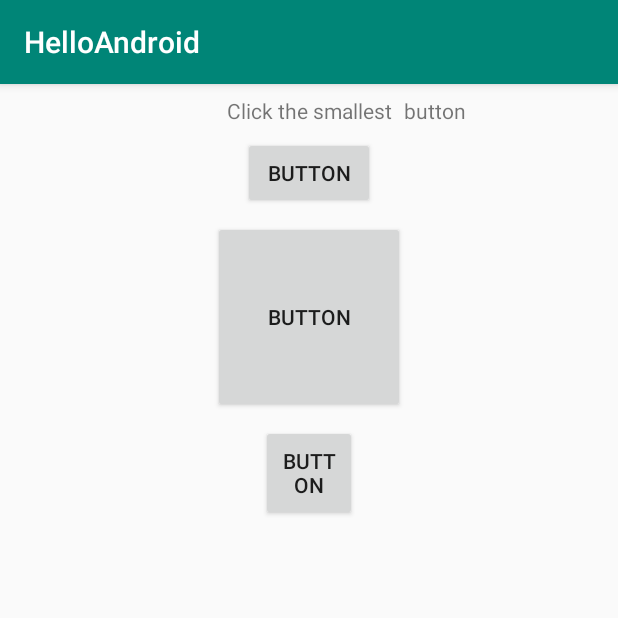
After one commit to eugencutic/HelloAndroid, an Android app: the FunnyActivity screen opened directly, with no data from a screen before it, on a phone screen of 412 x 824 dp, the top half of it. The commit adds this screen. Run offline under Robolectric (Android 15) with nearby library versions, the phone set to English and light mode, and no system bars.

Commit message:
week 5 - picasso, intents, activites basics

```diff
--- a/app/build.gradle
+++ b/app/build.gradle
@@ -26,4 +26,5 @@ dependencies {
     androidTestImplementation 'com.android.support.test:runner:1.0.2'
     androidTestImplementation 'com.android.support.test.espresso:espresso-core:3.0.2'
     implementation 'com.android.support:recyclerview-v7:28.0.0'
+    implementation 'com.squareup.picasso:picasso:2.71828'
 }
--- /dev/null
+++ b/app/src/main/java/com/cutic/eugen/helloandroid/week_5/FunnyActivity.java
@@ -0,0 +1,35 @@
+package com.cutic.eugen.helloandroid.week_5;
+
+import android.graphics.drawable.Drawable;
+import android.media.Image;
+import android.support.v7.app.AppCompatActivity;
+import android.os.Bundle;
+import android.view.View;
+import android.widget.ImageView;
+
+import com.cutic.eugen.helloandroid.R;
+
+public class FunnyActivity extends AppCompatActivity {
+
+    private ImageView mImageViewResult;
+
+    @Override
+    protected void onCreate(Bundle savedInstanceState) {
+        super.onCreate(savedInstanceState);
+        setContentView(R.layout.activity_funny);
+
+        mImageViewResult = findViewById(R.id.image_view_result);
+    }
+
+    public void btnSmallest(View view) {
+        Drawable check = getDrawable(android.R.drawable.checkbox_on_background);
+        mImageViewResult.setImageDrawable(check);
+        mImageViewResult.setVisibility(View.VISIBLE);
+    }
+
+    public void btnWrong(View view) {
+        Drawable wrong = getDrawable(android.R.drawable.ic_delete);
+        mImageViewResult.setImageDrawable(wrong);
+        mImageViewResult.setVisibility(View.VISIBLE);
+    }
+}
--- /dev/null
+++ b/app/src/main/res/layout/activity_funny.xml
@@ -0,0 +1,85 @@
+<?xml version="1.0" encoding="utf-8"?>
+<android.support.constraint.ConstraintLayout xmlns:android="http://schemas.android.com/apk/res/android"
+    xmlns:app="http://schemas.android.com/apk/res-auto"
+    xmlns:tools="http://schemas.android.com/tools"
+    android:layout_width="match_parent"
+    android:layout_height="match_parent"
+    tools:context=".week_5.FunnyActivity">
+
+    <TextView
+        android:id="@+id/text_view_challenge"
+        android:layout_width="wrap_content"
+        android:layout_height="wrap_content"
+        android:layout_marginStart="8dp"
+        android:layout_marginTop="8dp"
+        android:layout_marginEnd="8dp"
+        android:text="@string/click_smallest_button"
+        app:layout_constraintEnd_toEndOf="parent"
+        app:layout_constraintStart_toStartOf="parent"
+        app:layout_constraintTop_toTopOf="parent" />
+
+    <Button
+        android:id="@+id/button"
+        android:layout_width="wrap_content"
+        android:layout_height="wrap_content"
+        android:layout_marginStart="8dp"
+        android:layout_marginTop="8dp"
+        android:layout_marginEnd="8dp"
+        android:text="Button"
+        app:layout_constraintEnd_toEndOf="parent"
+        app:layout_constraintStart_toStartOf="parent"
+        app:layout_constraintTop_toBottomOf="@+id/text_view_challenge"
+        android:onClick="btnWrong"/>
+
+    <Button
+        android:id="@+id/button2"
+        android:layout_width="@dimen/space_XXL"
+        android:layout_height="@dimen/space_XXL"
+        android:layout_marginStart="8dp"
+        android:layout_marginTop="8dp"
+        android:layout_marginEnd="8dp"
+        android:text="Button"
+        app:layout_constraintEnd_toEndOf="parent"
+        app:layout_constraintStart_toStartOf="parent"
+        app:layout_constraintTop_toBottomOf="@+id/button"
+        android:onClick="btnWrong"/>
+
+    <Button
+        android:id="@+id/button3"
+        android:layout_width="@dimen/space_XL"
+        android:layout_height="@dimen/space_XL"
+        android:layout_marginStart="8dp"
+        android:layout_marginTop="8dp"
+        android:layout_marginEnd="8dp"
+        android:text="Button"
+        app:layout_constraintEnd_toEndOf="parent"
+        app:layout_constraintStart_toStartOf="parent"
+        app:layout_constraintTop_toBottomOf="@+id/button2"
+        android:onClick="btnWrong"/>
+
+    <TextView
+        android:id="@+id/text_view_smallest_button"
+        android:layout_width="wrap_content"
+        android:layout_height="wrap_content"
+        android:layout_marginStart="8dp"
+        android:layout_marginTop="8dp"
+        android:text="@string/button"
+        app:layout_constraintStart_toEndOf="@+id/text_view_challenge"
+        app:layout_constraintTop_toTopOf="parent"
+        android:onClick="btnSmallest"/>
+
+    <ImageView
+        android:id="@+id/image_view_result"
+        android:layout_width="wrap_content"
+        android:layout_height="wrap_content"
+        android:layout_marginStart="8dp"
+        android:layout_marginTop="8dp"
+        android:layout_marginEnd="8dp"
+        android:layout_marginBottom="8dp"
+        android:visibility="invisible"
+        app:layout_constraintBottom_toBottomOf="parent"
+        app:layout_constraintEnd_toEndOf="parent"
+        app:layout_constraintStart_toStartOf="parent"
+        app:layout_constraintTop_toBottomOf="@+id/button3"
+        app:srcCompat="@android:drawable/ic_delete" />
+</android.support.constraint.ConstraintLayout>
--- a/app/src/main/res/values/strings.xml
+++ b/app/src/main/res/values/strings.xml
@@ -22,5 +22,10 @@
     <string name="scroll_view_definition">ScrollView: A view group that allows the view hierarchy placed within it to be scrolled. Scroll view may have only one direct child placed within it. To add multiple views within the scroll view, make the direct child you add a view group, for example LinearLayout, and place additional views within that LinearLayout.</string>
     <string name="spinner_example">Spinner example</string>
     <string name="cupcake">Cupcake</string>
+    <string name="click_smallest_button">Click the smallest</string>
+    <string name="click">Click</string>
+    <string name="button">button</string>
+    <string name="go_to_next_activity">Go to next activity.</string>
+    <string name="call">Call</string>
 
 </resources>
```
Also changed, not shown: app/src/main/AndroidManifest.xml (+7 -2 lines), app/src/main/java/com/cutic/eugen/helloandroid/week_5/PhotosPicassoActivity.java (added, +92 -0 lines), app/src/main/java/com/cutic/eugen/helloandroid/week_5/SecondActivity.java (added, +29 -0 lines), app/src/main/res/layout/activity_photos_picasso.xml (added, +67 -0 lines), app/src/main/res/layout/activity_second.xml (added, +22 -0 lines).
